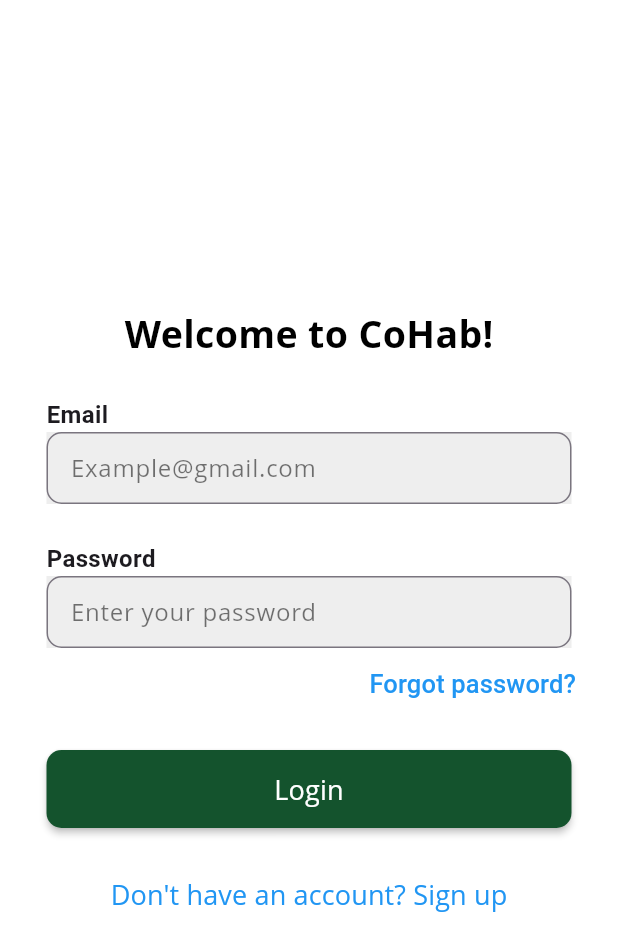
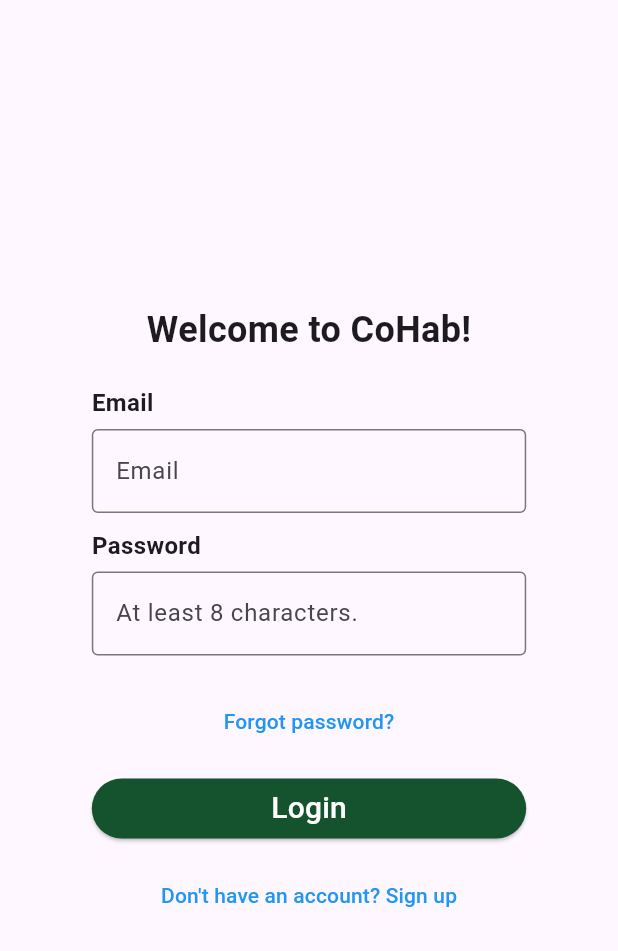
Before and after one commit to PG-002/CoHab, a Flutter app: the screen it shows after launch, on a phone screen of 412 x 824 dp. Shown: the top 951 px of the screen. Run offline on Flutter 3.47's test engine with Material 3 defaults, Android fonts, the phone set to English and light mode, and no system bars; our stand-ins replace jwt_decoder, lucide_icons, socket_io_client; accounts and stored records are empty; Roboto replaces fonts that are missing (Open Sans).

Commit message:
with email verification!

```diff
--- a/cohab_mobile/lib/main.dart
+++ b/cohab_mobile/lib/main.dart
@@ -1,5 +1,5 @@
-import 'package:cohab_mobile/houseoptions.dart';
-import 'package:cohab_mobile/web_socket.dart';
+import 'package:cohab_mobile/email_verify.dart';
+import 'package:cohab_mobile/task_list.dart';
 import 'package:flutter/material.dart';
 import 'token.dart';
 import 'register.dart';
@@ -11,15 +11,14 @@ class LoginPage extends StatefulWidget {
   createState() => _LoginPageState();
 }
 
+class _LoginPageState extends State<LoginPage> {
   String _email = '';
   String _password = '';
 
-class _LoginPageState extends State<LoginPage> {
   void _handleEmailChange(String value) {
     setState(() {
       _email = value;
     });
-
   }
 
   void _handlePasswordChange(String value) {
@@ -28,37 +27,41 @@ class _LoginPageState extends State<LoginPage> {
     });
   }
 
-  Future<void> _handleSubmit(context) async {
+  void _handleSubmit(BuildContext context) async {
+
     try {
       await login(_email, _password);
 
-      if (decodedToken['user']['verified'] == true) {
-        //await initSocket();
-        Navigator.push(
+      if (userId == null) {
+        // Login failed, show error message
+        if (!context.mounted) return;
+        ScaffoldMessenger.of(context).showSnackBar(
+          const SnackBar(
+            content: Text('Login failed. Please check your credentials.'),
+          ),
+        );
+      } else {
+        if (!userIsVerified(decodedToken)) {
+          // User is not verified, navigate to the verification page
+          if (!context.mounted) return;
+          Navigator.pushReplacement(
             context,
-          MaterialPageRoute(builder: (context) => const HouseOptions()),
+            MaterialPageRoute(builder: (context) => const VerificationPage()),
           );
+        } else {
+          if (!context.mounted) return;
+          Navigator.pushReplacement(
+            context,
+            MaterialPageRoute(builder: (context) => const TaskListPage()),
+          );
+        }
+      }
+    } catch (e) {
 
-
-      }
-      else {
-        //go to email verification screen
-        //await initSocket();
-        Navigator.push(
-          context,
-          MaterialPageRoute(builder: (context) => const HouseOptions()),
-        );
-
-      }
-
-    }
-    catch (e) {
-      // Handle any exceptions that may occur during login
-      //print('$e');
+      if (!context.mounted) return;
       ScaffoldMessenger.of(context).showSnackBar(
-        SnackBar(
-          content: Text('$e'), // Show the exception message on the SnackBar
-          duration: const Duration(seconds: 1), // Adjust the duration as needed
+        const SnackBar(
+          content: Text('An error occurred. Please try again later.'),
         ),
       );
     }
@@ -66,123 +69,97 @@ class _LoginPageState extends State<LoginPage> {
 
   @override
   Widget build(BuildContext context) {
-    return
-      Scaffold(
-        backgroundColor: Colors.white,
+    return Scaffold(
       body: Center(
-          child: SingleChildScrollView(
-            padding: const EdgeInsets.all(16.0),
+        child: Container(
+          padding: const EdgeInsets.all(20.0),
+          width: MediaQuery.of(context).size.width * 0.8,
           child: Column(
             mainAxisAlignment: MainAxisAlignment.center,
+            crossAxisAlignment: CrossAxisAlignment.center,
             children: [
               const Text(
                 'Welcome to CoHab!',
                 style: TextStyle(
-                    color: Colors.black,
+                  fontSize: 24.0,
                   fontWeight: FontWeight.bold,
-                    fontSize: 25,
-                    fontFamily: 'Open Sans',
                 ),
               ),
-                const SizedBox(height: 25.0),
+              const SizedBox(height: 20.0),
               Column(
                 crossAxisAlignment: CrossAxisAlignment.start,
                 children: [
                   const Text(
-                      'Email',
+                    'Email', // Add text here
                     style: TextStyle(
                       fontSize: 16.0,
                       fontWeight: FontWeight.bold,
                     ),
                   ),
-                    SizedBox(
-                      width: 350, // Set width of the container
-                      child: Container(
-                        color: Colors.grey[200],
-                        child: TextFormField(
+                  const SizedBox(height: 6.0), // Adjust the spacing as needed
+                  TextField(
                     onChanged: _handleEmailChange,
-                          obscureText: false,
-                          decoration: InputDecoration(
-                            hintText: 'Example@gmail.com',
-                            hintStyle: const TextStyle(
-                                color: Colors.black54, fontFamily: 'Open Sans'),
-                            border: OutlineInputBorder(
-                              borderRadius: BorderRadius.circular(10.0),
-                            ),
-                            contentPadding: const EdgeInsets.fromLTRB(
-                                12.0, 8.0, 12.0, 8.0),
-                          ),
-                        ),
+                    decoration: const InputDecoration(
+                      labelText: 'Email',
+                      border: OutlineInputBorder(),
                     ),
                   ),
                 ],
               ),
-                const SizedBox(height: 25.0),
+              const SizedBox(height: 10.0),
               Column(
                 crossAxisAlignment: CrossAxisAlignment.start,
                 children: [
                   const Text(
-                      'Password',
+                    'Password', // Add text here
                     style: TextStyle(
                       fontSize: 16.0,
                       fontWeight: FontWeight.bold,
                     ),
                   ),
-                    SizedBox(
-                      width: 350, // Set width of the container
-                      child: Container(
-                        color: Colors.grey[200],
-                        child: TextFormField(
+                  const SizedBox(height: 6.0),
+                  TextField(
                     onChanged: _handlePasswordChange,
                     obscureText: true,
-                          decoration: InputDecoration(
-                            hintText: 'Enter your password',
-                            hintStyle: const TextStyle(
-                                color: Colors.black54, fontFamily: 'Open Sans'),
-                            border: OutlineInputBorder(
-                              borderRadius: BorderRadius.circular(10.0),
-                            ),
-                            contentPadding: const EdgeInsets.fromLTRB(
-                                12.0, 8.0, 12.0, 8.0),
-                          ),
-                        ),
+                    decoration: const InputDecoration(
+                      labelText: 'At least 8 characters.',
+                      border: OutlineInputBorder(),
                     ),
                   ),
                 ],
               ),
-                Align(
-                  alignment: Alignment.centerRight,
-                  child: TextButton(
+              const SizedBox(height: 20.0),
+              TextButton(
                 onPressed: () {
                   // Implement your forgot password logic here
                 },
                 child: const Text(
                   'Forgot password?',
-                      style: TextStyle(color: Colors.blue, fontSize: 17),
+                  style: TextStyle(
+                    color: Colors.blue, // Set the text color to blue
                   ),
                 ),
               ),
-                const SizedBox(height: 20.0),
-                Builder(
-                  builder: (context) => MaterialButton(
-                    onPressed: () => _handleSubmit(context),
-                    color: const Color(0xFF14532d),
-                    shape: RoundedRectangleBorder(
-                      borderRadius: BorderRadius.circular(10),
+              const SizedBox(height: 10.0),
+              SizedBox(
+                width: double.infinity,
+                child: ElevatedButton(
+                  onPressed: () {
+                    _handleSubmit(context); // Pass the context here
+                  },
+                  style: ElevatedButton.styleFrom(
+                    backgroundColor: const Color(0xFF14532D),
                   ),
-                    padding: const EdgeInsets.symmetric(vertical: 13.0),
-                    child: const SizedBox(
-                      width: 350,
-                      child: Text(
+                  child: const Text(
                     'Login',
                     style: TextStyle(
-                            color: Colors.white, fontSize: 18, fontFamily: 'Open Sans'),
-                        textAlign: TextAlign.center,
+                      color: Colors.white,
+                      fontSize: 20,
                     ),
                   ),
                 ),
               ),
-                const SizedBox(height: 20.0),
+              const SizedBox(height: 10.0),
               TextButton(
                 onPressed: () {
                   Navigator.push(
@@ -193,9 +170,7 @@ class _LoginPageState extends State<LoginPage> {
                 child: const Text(
                   'Don\'t have an account? Sign up',
                   style: TextStyle(
-                      color: Colors.blue,
-                      fontFamily: 'Open Sans',
-                      fontSize: 18,
+                    color: Colors.blue, // Set the text color to blue
                   ),
                 ),
               ),
```
Lines whose indentation alone changed are shown as unchanged.
